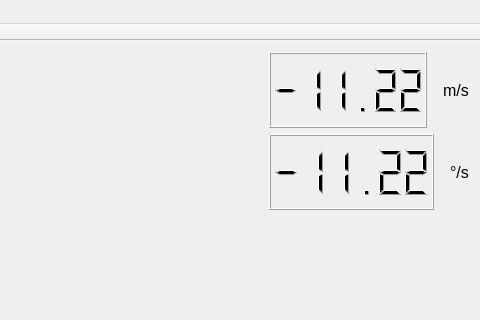
Before: the Qt Designer form HLU/RobotGUI/cmainwindow.ui in Myzhar/RoboController, drawn with Qt 5; both pictures show x 305 to 785 and y 0 to 320 of the 785 by 471 pixel window.
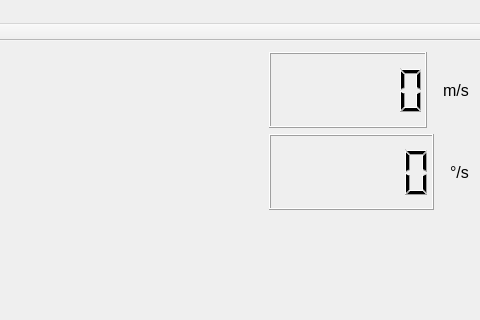
After: the same form once the commit is applied. Icons and pictures are not drawn. Custom widgets are drawn as their Qt base class.

Patch:
```diff
--- a/HLU/RobotGUI/cmainwindow.ui
+++ b/HLU/RobotGUI/cmainwindow.ui
@@ -56,7 +56,7 @@
            <number>6</number>
           </property>
           <property name="value" stdset="0">
-           <double>-11.220000000000001</double>
+           <double>0.000000000000000</double>
           </property>
          </widget>
         </item>
@@ -115,7 +115,7 @@
            <number>6</number>
           </property>
           <property name="value" stdset="0">
-           <double>-11.220000000000001</double>
+           <double>0.000000000000000</double>
           </property>
          </widget>
         </item>
```
